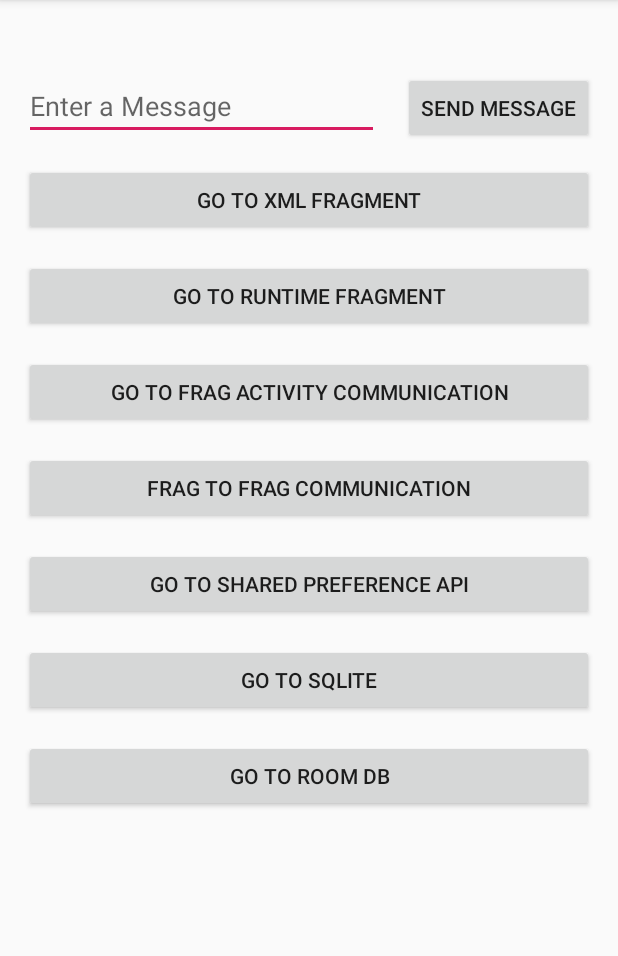
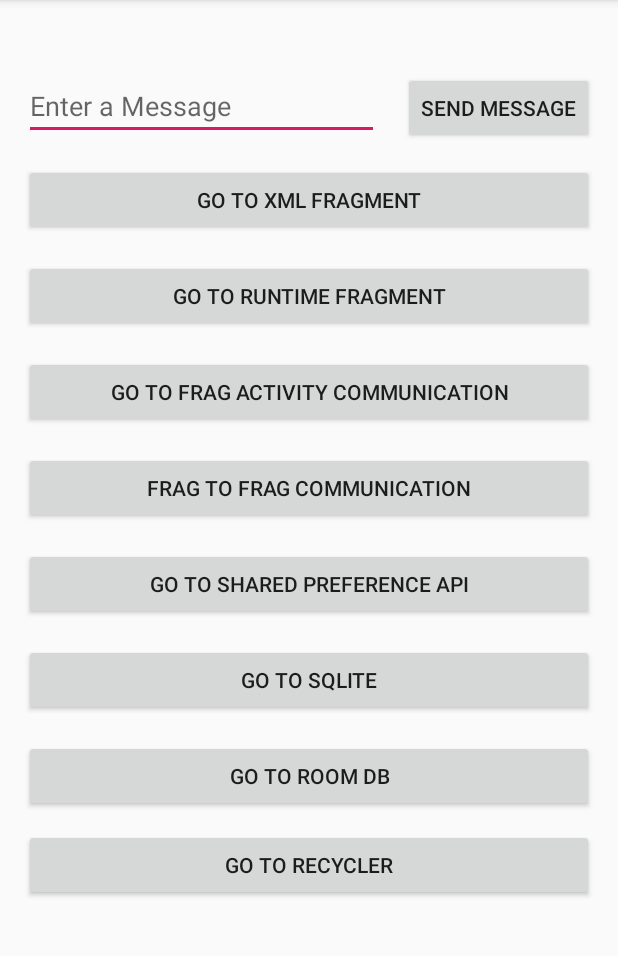
Before and after one commit to rizqyfahmi/HelloAndroid, an Android app: the screen it shows after launch (MainActivity), on a phone screen of 412 x 824 dp, the part 84-1040 px from its top. Run offline under Robolectric (Android 15) with nearby library versions, the phone set to English and light mode, and no system bars.

Commit message:
1. Create an activity called "MainRecylerActivity" 2. Create layout resource file called "recycler_text_view_layout" 3. Create a java class called "RecyclerAdapter"

```diff
--- a/app/build.gradle
+++ b/app/build.gradle
@@ -21,6 +21,7 @@ android {
 dependencies {
     implementation fileTree(dir: 'libs', include: ['*.jar'])
     implementation 'com.android.support:appcompat-v7:28.0.0'
+    implementation 'com.android.support:recyclerview-v7:28.0.0'
     implementation 'com.android.support.constraint:constraint-layout:1.1.3'
     implementation 'com.android.support:support-v4:28.0.0'
     testImplementation 'junit:junit:4.12'
--- a/app/src/main/AndroidManifest.xml
+++ b/app/src/main/AndroidManifest.xml
@@ -37,7 +37,8 @@
         <activity android:name=".MainSharedPreferenceAPI" />
         <activity android:name=".SharedPreferenceAPISuccessActivity" />
         <activity android:name=".MainSQLite" />
-        <activity android:name=".MainRoomDBActivity"></activity>
+        <activity android:name=".MainRoomDBActivity" />
+        <activity android:name=".MainRecyclerActivity"></activity>
     </application>
 
 </manifest>
--- a/app/src/main/java/com/rizqyfahmi/helloandroid/MainActivity.java
+++ b/app/src/main/java/com/rizqyfahmi/helloandroid/MainActivity.java
@@ -58,4 +58,9 @@ public class MainActivity extends AppCompatActivity {
         Intent intent = new Intent(this, MainRoomDBActivity.class);
         startActivity(intent);
     }
+
+    public void goToRecycler(View view) {
+        Intent intent = new Intent(this, MainRecyclerActivity.class);
+        startActivity(intent);
+    }
 }
--- a/app/src/main/res/layout/activity_main.xml
+++ b/app/src/main/res/layout/activity_main.xml
@@ -137,6 +137,19 @@
             app:layout_constraintHorizontal_bias="0.0"
             app:layout_constraintStart_toStartOf="parent"
             app:layout_constraintTop_toBottomOf="@+id/button8" />
+
+        <Button
+            android:id="@+id/button11"
+            android:layout_width="0dp"
+            android:layout_height="wrap_content"
+            android:layout_marginStart="16dp"
+            android:layout_marginTop="11dp"
+            android:layout_marginEnd="16dp"
+            android:onClick="goToRecycler"
+            android:text="Go To Recycler"
+            app:layout_constraintEnd_toEndOf="parent"
+            app:layout_constraintStart_toStartOf="parent"
+            app:layout_constraintTop_toBottomOf="@+id/button10" />
     </android.support.constraint.ConstraintLayout>
 
 </ScrollView>
```
Also changed, not shown: app/src/main/java/com/rizqyfahmi/helloandroid/MainRecyclerActivity.java (added, +33 -0 lines), app/src/main/java/com/rizqyfahmi/helloandroid/RecyclerAdapter.java (added, +46 -0 lines), app/src/main/res/layout/activity_main_recycler.xml (added, +18 -0 lines), app/src/main/res/layout/recycler_text_view_layout.xml (added, +12 -0 lines), app/src/main/res/values/strings.xml (+17 -0 lines), 1 other file.
